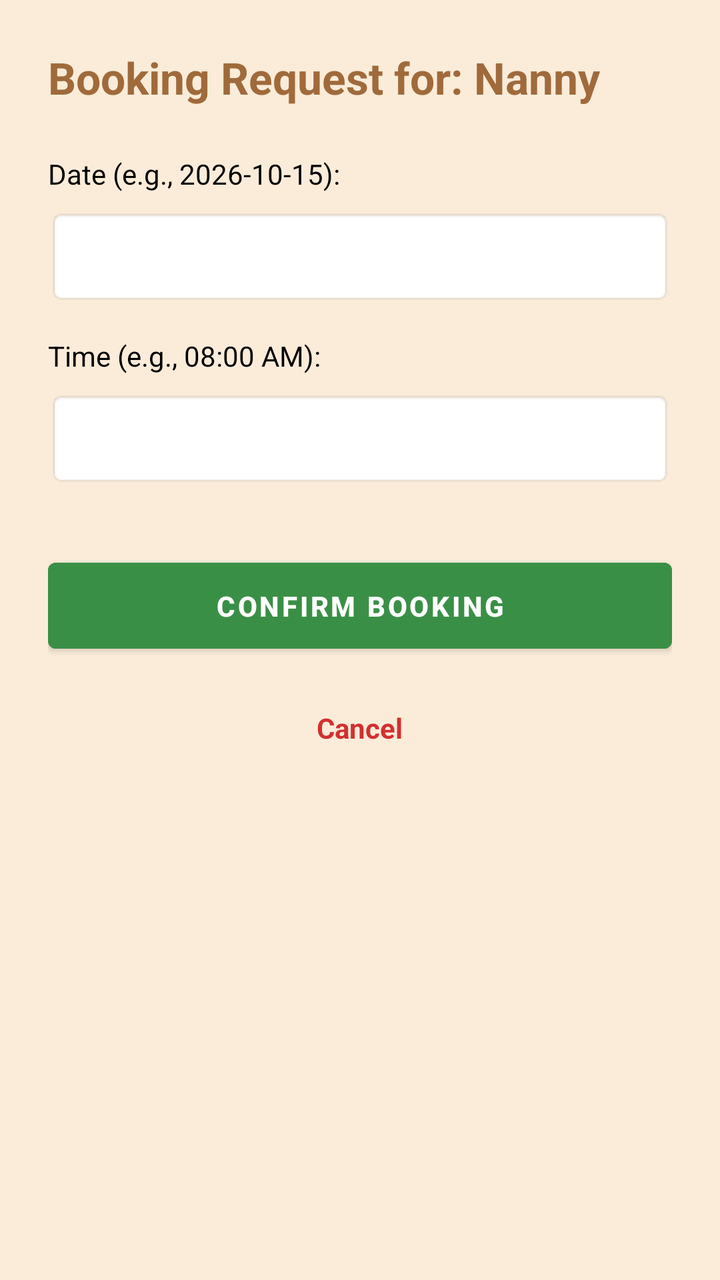
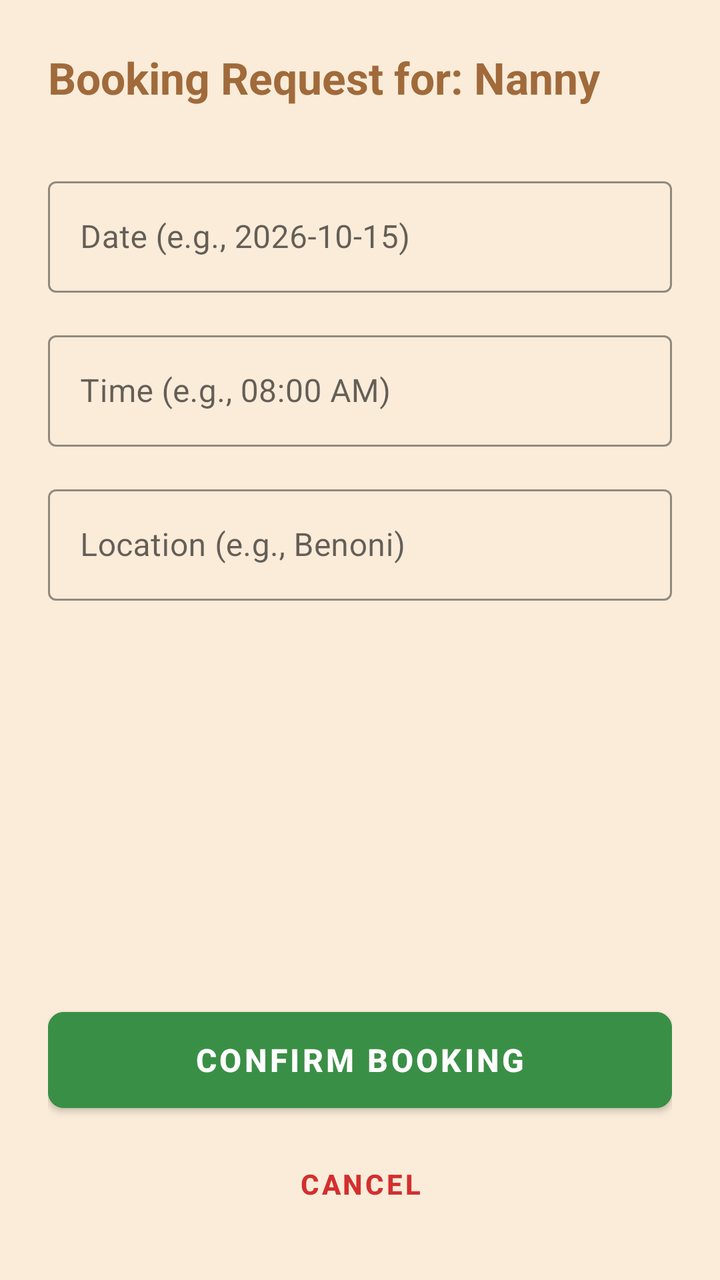

Two renders of the same Android screen: before a commit and after it. Below are the layout's source before the change and the commit's diff.
<!-- AndroidManifest.xml: application theme Theme.NannySystem -->
<!-- res/layout/activity_booking.xml -->
<?xml version="1.0" encoding="utf-8"?>
<LinearLayout xmlns:android="http://schemas.android.com/apk/res/android"
    android:layout_width="match_parent"
    android:layout_height="match_parent"
    android:background="#FAECD9"
    android:orientation="vertical"
    android:padding="24dp">

    <TextView
        android:id="@+id/tvBookingNannyName"
        android:layout_width="match_parent"
        android:layout_height="wrap_content"
        android:text="Booking Request for: Nanny"
        android:textColor="#A06A3B"
        android:textSize="22sp"
        android:textStyle="bold"
        android:layout_marginBottom="24dp"/>

    <TextView
        android:layout_width="wrap_content"
        android:layout_height="wrap_content"
        android:text="Date (e.g., 2026-10-15):"
        android:textColor="#000000" />

    <EditText
        android:id="@+id/etBookingDate"
        android:layout_width="match_parent"
        android:layout_height="48dp"
        android:background="@android:drawable/editbox_background_normal"
        android:layout_marginTop="8dp"
        android:layout_marginBottom="16dp"
        android:padding="12dp"
        android:textColor="#000000" />

    <TextView
        android:layout_width="wrap_content"
        android:layout_height="wrap_content"
        android:text="Time (e.g., 08:00 AM):"
        android:textColor="#000000" />

    <EditText
        android:id="@+id/etBookingTime"
        android:layout_width="match_parent"
        android:layout_height="48dp"
        android:background="@android:drawable/editbox_background_normal"
        android:layout_marginTop="8dp"
        android:layout_marginBottom="32dp"
        android:padding="12dp"
        android:textColor="#000000" />

    <Button
        android:id="@+id/btnConfirmBooking"
        android:layout_width="match_parent"
        android:layout_height="55dp"
        android:backgroundTint="#3A8F46"
        android:text="Confirm Booking"
        android:textColor="#FFFFFF"
        android:textStyle="bold"
        android:layout_marginBottom="16dp"/>

    <TextView
        android:id="@+id/tvCancelBooking"
        android:layout_width="wrap_content"
        android:layout_height="wrap_content"
        android:text="Cancel"
        android:textColor="#D32F2F"
        android:textStyle="bold"
        android:layout_gravity="center"
        android:padding="8dp"/>

</LinearLayout>
<!-- resources referenced by this layout -->
<resources>
  <style name="Theme.NannySystem" parent="Theme.MaterialComponents.DayNight.DarkActionBar">
          
          <item name="colorPrimary">@color/purple_500</item>
          <item name="colorPrimaryVariant">@color/purple_700</item>
          <item name="colorOnPrimary">@color/white</item>
          
          <item name="colorSecondary">@color/teal_200</item>
          <item name="colorSecondaryVariant">@color/teal_700</item>
          <item name="colorOnSecondary">@color/black</item>
          
          <item name="android:statusBarColor">?attr/colorPrimaryVariant</item>
          
      </style>
  <color name="purple_500">#FF6200EE</color>
  <color name="purple_700">#FF3700B3</color>
  <color name="white">#FFFFFFFF</color>
  <color name="teal_200">#FF03DAC5</color>
  <color name="teal_700">#FF018786</color>
  <color name="black">#FF000000</color>
</resources>

<!-- the commit's change to res/layout/activity_booking.xml (unified diff, before → after) -->
@@ -1,71 +1,111 @@
 <?xml version="1.0" encoding="utf-8"?>
-<LinearLayout xmlns:android="http://schemas.android.com/apk/res/android"
+<ScrollView xmlns:android="http://schemas.android.com/apk/res/android"
+    xmlns:app="http://schemas.android.com/apk/res-auto"
     android:layout_width="match_parent"
     android:layout_height="match_parent"
     android:background="#FAECD9"
-    android:orientation="vertical"
-    android:padding="24dp">
+    android:fillViewport="true">
 
-    <TextView
-        android:id="@+id/tvBookingNannyName"
+    <LinearLayout
         android:layout_width="match_parent"
         android:layout_height="wrap_content"
-        android:text="Booking Request for: Nanny"
-        android:textColor="#A06A3B"
-        android:textSize="22sp"
-        android:textStyle="bold"
-        android:layout_marginBottom="24dp"/>
+        android:orientation="vertical"
+        android:padding="24dp">
 
-    <TextView
-        android:layout_width="wrap_content"
-        android:layout_height="wrap_content"
-        android:text="Date (e.g., 2026-10-15):"
-        android:textColor="#000000" />
+        <TextView
+            android:id="@+id/tvBookingNannyName"
+            android:layout_width="match_parent"
+            android:layout_height="wrap_content"
+            android:layout_marginBottom="32dp"
+            android:text="Booking Request for: Nanny"
+            android:textColor="#A06A3B"
+            android:textSize="22sp"
+            android:textStyle="bold" />
 
-    <EditText
-        android:id="@+id/etBookingDate"
-        android:layout_width="match_parent"
-        android:layout_height="48dp"
-        android:background="@android:drawable/editbox_background_normal"
-        android:layout_marginTop="8dp"
-        android:layout_marginBottom="16dp"
-        android:padding="12dp"
-        android:textColor="#000000" />
+        
+        <com.google.android.material.textfield.TextInputLayout
+            style="@style/Widget.MaterialComponents.TextInputLayout.OutlinedBox"
+            android:layout_width="match_parent"
+            android:layout_height="wrap_content"
+            android:layout_marginBottom="16dp"
+            android:hint="Date (e.g., 2026-10-15)"
+            app:boxStrokeColor="#A06A3B"
+            app:hintTextColor="#000000">
 
-    <TextView
-        android:layout_width="wrap_content"
-        android:layout_height="wrap_content"
-        android:text="Time (e.g., 08:00 AM):"
-        android:textColor="#000000" />
+            <com.google.android.material.textfield.TextInputEditText
+                android:id="@+id/etBookingDate"
+                android:layout_width="match_parent"
+                android:layout_height="wrap_content"
+                android:inputType="date"
+                android:textColor="#000000" />
+        </com.google.android.material.textfield.TextInputLayout>
 
-    <EditText
-        android:id="@+id/etBookingTime"
-        android:layout_width="match_parent"
-        android:layout_height="48dp"
-        android:background="@android:drawable/editbox_background_normal"
-        android:layout_marginTop="8dp"
-        android:layout_marginBottom="32dp"
-        android:padding="12dp"
-        android:textColor="#000000" />
+        
+        <com.google.android.material.textfield.TextInputLayout
+            style="@style/Widget.MaterialComponents.TextInputLayout.OutlinedBox"
+            android:layout_width="match_parent"
+            android:layout_height="wrap_content"
+            android:layout_marginBottom="16dp"
+            android:hint="Time (e.g., 08:00 AM)"
+            app:boxStrokeColor="#A06A3B"
+            app:hintTextColor="#000000">
 
-    <Button
-        android:id="@+id/btnConfirmBooking"
-        android:layout_width="match_parent"
-        android:layout_height="55dp"
-        android:backgroundTint="#3A8F46"
-        android:text="Confirm Booking"
-        android:textColor="#FFFFFF"
-        android:textStyle="bold"
-        android:layout_marginBottom="16dp"/>
+            <com.google.android.material.textfield.TextInputEditText
+                android:id="@+id/etBookingTime"
+                android:layout_width="match_parent"
+                android:layout_height="wrap_content"
+                android:inputType="time"
+                android:textColor="#000000" />
+        </com.google.android.material.textfield.TextInputLayout>
 
-    <TextView
-        android:id="@+id/tvCancelBooking"
-        android:layout_width="wrap_content"
-        android:layout_height="wrap_content"
-        android:text="Cancel"
-        android:textColor="#D32F2F"
-        android:textStyle="bold"
-        android:layout_gravity="center"
-        android:padding="8dp"/>
+        
+        <com.google.android.material.textfield.TextInputLayout
+            style="@style/Widget.MaterialComponents.TextInputLayout.OutlinedBox"
+            android:layout_width="match_parent"
+            android:layout_height="wrap_content"
+            android:layout_marginBottom="32dp"
+            android:hint="Location (e.g., Benoni)"
+            app:boxStrokeColor="#A06A3B"
+            app:hintTextColor="#000000">
 
-</LinearLayout>
+            <com.google.android.material.textfield.TextInputEditText
+                android:id="@+id/etBookingLocation"
+                android:layout_width="match_parent"
+                android:layout_height="wrap_content"
+                android:inputType="textPostalAddress"
+                android:textColor="#000000" />
+        </com.google.android.material.textfield.TextInputLayout>
+
+        
+        <View
+            android:layout_width="match_parent"
+            android:layout_height="0dp"
+            android:layout_weight="1" />
+
+        
+        <com.google.android.material.button.MaterialButton
+            android:id="@+id/btnConfirmBooking"
+            android:layout_width="match_parent"
+            android:layout_height="60dp"
+            android:layout_marginBottom="8dp"
+            android:backgroundTint="#3A8F46"
+            android:text="Confirm Booking"
+            android:textColor="#FFFFFF"
+            android:textSize="16sp"
+            android:textStyle="bold"
+            app:cornerRadius="8dp" />
+
+        
+        <com.google.android.material.button.MaterialButton
+            android:id="@+id/btnCancelBooking"
+            style="@style/Widget.MaterialComponents.Button.TextButton"
+            android:layout_width="wrap_content"
+            android:layout_height="wrap_content"
+            android:layout_gravity="center"
+            android:text="Cancel"
+            android:textColor="#D32F2F"
+            android:textSize="14sp"
+            android:textStyle="bold" />
+
+    </LinearLayout>
+</ScrollView>
